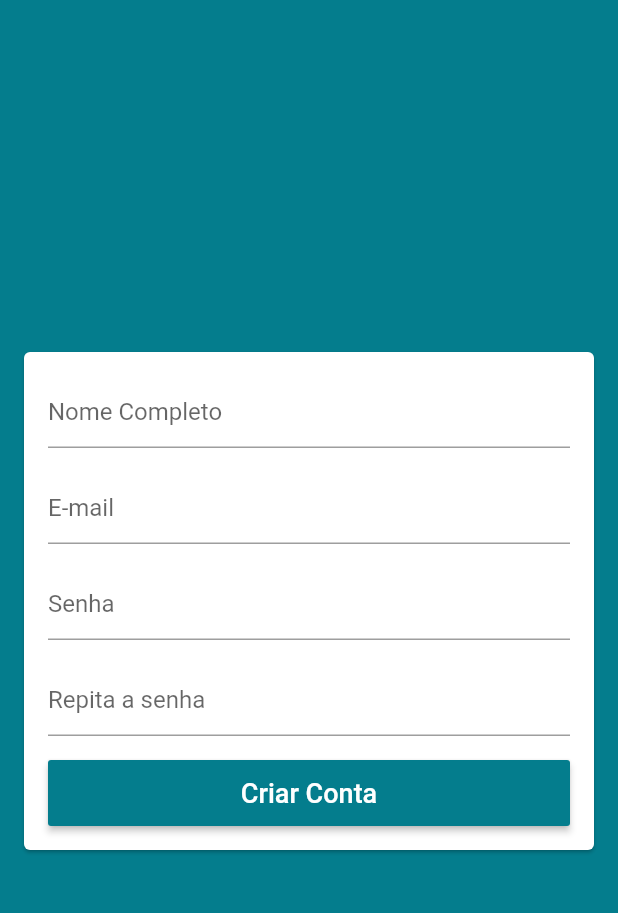
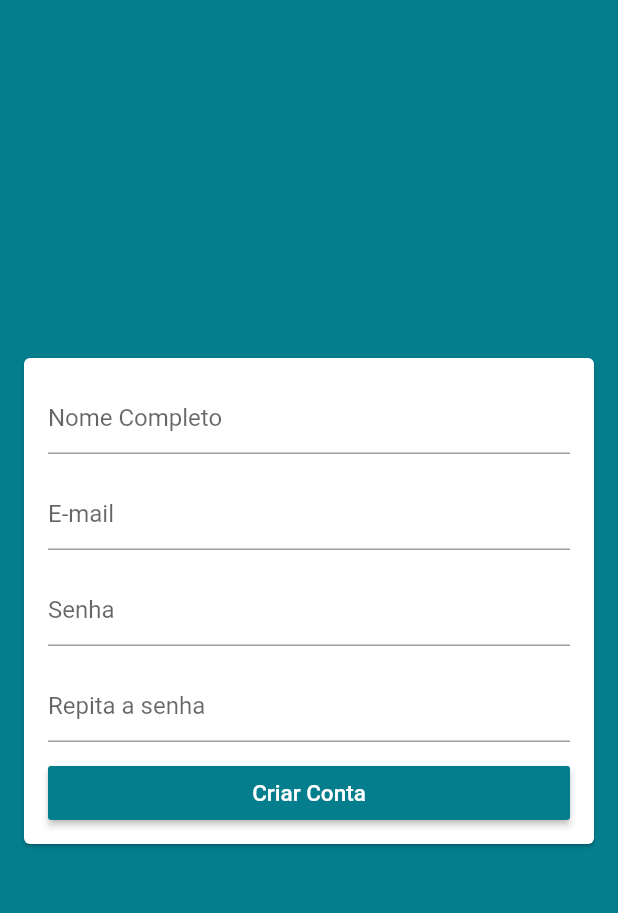
Before and after one commit to ricardoaps72/lojavirtual, a Flutter app: the LoginScreen screen opened by its route, after a tap on "Entrar", after a tap on "CRIAR CONTA", on a phone screen of 412 x 824 dp, the part 59-972 px from its top. Run offline on Flutter 3.47's test engine with Material 2 defaults, Android fonts, the phone set to English and light mode, and no system bars; our stand-ins replace brasil_fields, carousel_pro, cloud_firestore, dio, firebase_auth, firebase_core and 9 more; missing offline and left inert: alphabet_list_scroll_view, flutter_facebook_login; accounts and stored records are empty; network calls fail.

Commit message:
login facebook - Android

```diff
--- a/lib/models/cart_product.dart
+++ b/lib/models/cart_product.dart
@@ -98,6 +98,9 @@ class CartProduct extends ChangeNotifier {
     notifyListeners();
   }
   bool get hasStock {
+
+    if(product != null && product.deleted) return false;
+
     final size = itemSize;
     if (size == null) return false;
     return size.stock >= quantity;
--- a/lib/screens/base/cart/components/cart_tile.dart
+++ b/lib/screens/base/cart/components/cart_tile.dart
@@ -13,6 +13,11 @@ class CartTile extends StatelessWidget {
   Widget build(BuildContext context) {
     return ChangeNotifierProvider.value(
       value: cartProduct,
+      child: GestureDetector(
+        onTap: (){
+          Navigator.of(context).pushNamed('/product',
+              arguments: cartProduct.product);
+        },
         child: Card(
           margin: const EdgeInsets.symmetric(horizontal: 16, vertical: 4),
           child: Padding(
@@ -91,6 +96,7 @@ class CartTile extends StatelessWidget {
             ),
           ),
         ),
+      ),
     );
   }
 
--- a/lib/screens/base/login/login_screen.dart
+++ b/lib/screens/base/login/login_screen.dart
@@ -1,4 +1,5 @@
 import 'package:flutter/material.dart';
+import 'package:flutter_signin_button/flutter_signin_button.dart';
 import 'package:lojavirtual/helpers/validators.dart';
 import 'package:lojavirtual/models/user.dart';
 import 'package:lojavirtual/models/user_manager.dart';
@@ -80,9 +81,9 @@ class LoginScreen extends StatelessWidget{
                     ),
                     ),
                     const SizedBox(height: 16,),
-                    SizedBox(
-                      height: 44,
-                      child: RaisedButton(onPressed: userManager.loading ? null : (){
+                    RaisedButton(
+                      materialTapTargetSize: MaterialTapTargetSize.shrinkWrap,
+                      onPressed: userManager.loading ? null : (){
                     if (formKey.currentState.validate()){
                     context.read<UserManager>().signIn(
                       user : UserData(
@@ -118,14 +119,32 @@ class LoginScreen extends StatelessWidget{
                     const Text(
                     'Entrar',
                     style: TextStyle(
-                    fontSize: 18
+                    fontSize: 15
                     ),
                     ),
                     ),
+                    SignInButton(
+                          Buttons.Facebook,
+                          text: 'Entrar com Facebook',
+                          onPressed: (){
+                            userManager.facebookLogin(
+                                onFail: (e){
+                                  scaffoldKey.currentState.showSnackBar(
+                                      SnackBar(
+                                        content: Text(('Falha ao entrar : $e')),
+                                        backgroundColor: Colors.red,
                                       )
+                                  );
+                                },
+                                onSuccess: (){
+                                  Navigator.of(context).pop();
+
+                                }
+                            );
+                          }
+                    ),
                     ],
                     );
-
           }),
         ),
       ),
--- a/lib/screens/base/products/products_screen.dart
+++ b/lib/screens/base/products/products_screen.dart
@@ -91,7 +91,6 @@ class ProductsScreen extends StatelessWidget{
         builder: (_, productManager, __){
           final filteredProducts = productManager.filteredProducts;
           return ListView.builder(
-              padding: const EdgeInsets.all(4),
               itemCount: filteredProducts.length,
               itemBuilder: (_, index){
                return ProductListTile(filteredProducts[index]);
--- a/lib/screens/base/signup/signup_screen.dart
+++ b/lib/screens/base/signup/signup_screen.dart
@@ -85,9 +85,8 @@ class SignupScreen extends StatelessWidget{
                        onSaved: (pass) => user.confirmPassword = pass,
                      ),
                      const SizedBox(height: 16),
-                     SizedBox(
-                       height: 44,
-                       child: RaisedButton(
+                     RaisedButton(
+                       materialTapTargetSize: MaterialTapTargetSize.shrinkWrap,
                        color: Theme.of(context).primaryColor,
                        disabledColor: Theme.of(context).primaryColor.withAlpha(100),
                        textColor: Colors.white,
@@ -125,8 +124,7 @@ class SignupScreen extends StatelessWidget{
                        : const Text(
                          'Criar Conta',
                          style: TextStyle(
-                               fontSize: 18
-                           ),
+                             fontSize: 15
                          ),
                        ),
                      )
--- a/pubspec.yaml
+++ b/pubspec.yaml
@@ -47,6 +47,8 @@ dependencies:
   sliding_up_panel: ^1.0.2
   screenshot: ^0.1.1
   gallery_saver: ^2.0.1
+  flutter_signin_button: ^1.0.0
+  flutter_facebook_login: ^3.0.0
 
 
 dev_dependencies:
```
Also changed, not shown: lib/models/product.dart (+11 -3 lines), lib/models/product_manager.dart (+8 -1 lines), lib/models/user_manager.dart (+32 -0 lines), lib/screens/base/edit_product/edit_product_screen.dart (+10 -0 lines), lib/screens/base/product/product_screen.dart (+16 -1 lines), lib/screens/base/products/components/product_list_tile.dart (+12 -0 lines), pubspec.lock, 2 other files. Lines whose indentation alone changed are shown as unchanged.
